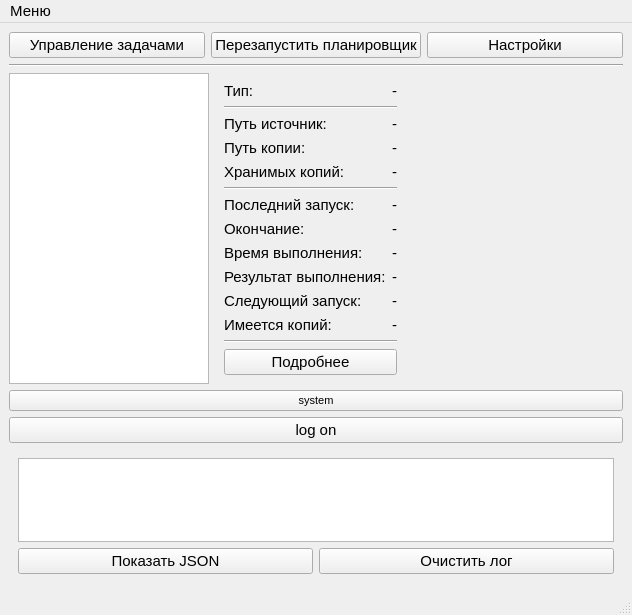
Qt form mainwindow.ui (shurk4/BkUpper) before a commit.
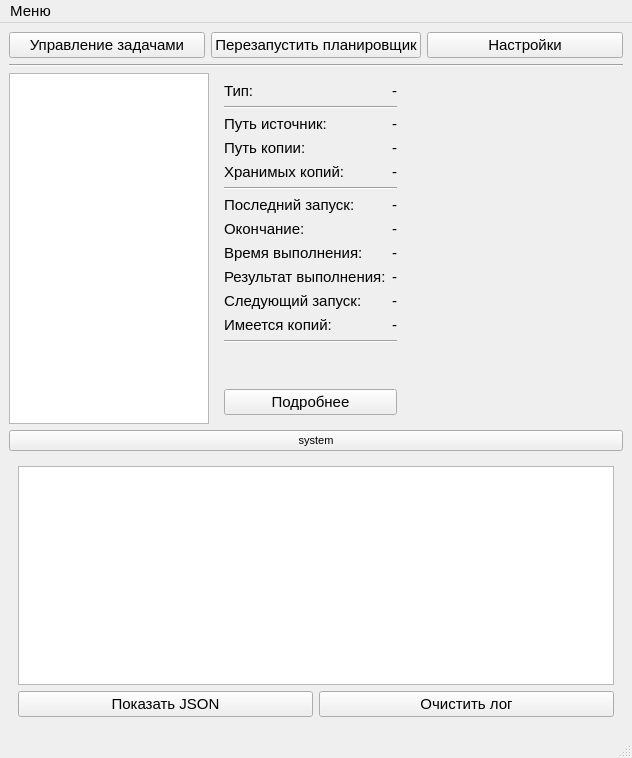
The same form after that commit.

```diff
--- a/mainwindow.ui
+++ b/mainwindow.ui
@@ -7,7 +7,7 @@
     <x>0</x>
     <y>0</y>
     <width>632</width>
-    <height>615</height>
+    <height>758</height>
    </rect>
   </property>
   <property name="font">
@@ -302,18 +302,15 @@
       </property>
      </widget>
     </item>
-    <item>
-     <widget class="QPushButton" name="pushButtonLogOnOff">
-      <property name="text">
-       <string>log on</string>
-      </property>
-     </widget>
-    </item>
     <item>
      <widget class="QWidget" name="verticalWidgetSystem" native="true">
       <layout class="QVBoxLayout" name="verticalLayout_2">
        <item>
-        <widget class="QTextEdit" name="textEditLog"/>
+        <widget class="QTextEdit" name="textEditLog">
+         <property name="readOnly">
+          <bool>true</bool>
+         </property>
+        </widget>
        </item>
        <item>
         <layout class="QHBoxLayout" name="horizontalLayout_3">
```
Left out of the diff: 2 changed lines with no effect on the pictures.
